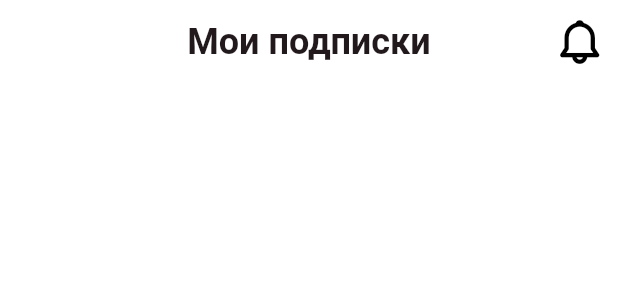
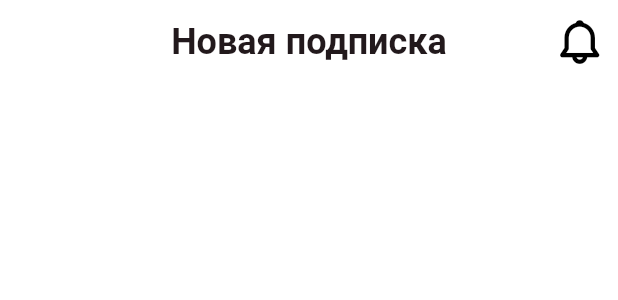
Before and after one commit to prosnake1/sub_notifier_app, a Flutter app: the SnAppBar widget shown alone on an empty page, opened directly, on a phone screen of 412 x 824 dp. Shown: the top 300 px of the screen. Run offline on Flutter 3.47's test engine with Material 3 defaults, Android fonts, the phone set to English and light mode, and no system bars; our stand-ins replace get_it, go_router, shared_preferences, talker_flutter; missing offline and left inert: slang; accounts and stored records are empty; generated files the repository leaves out were written again; Roboto replaces fonts that are missing (Arial); project files that could hold a hidden picture were left out.

Commit message:
fixed app bar + added change app theme

```diff
--- a/lib/app.dart
+++ b/lib/app.dart
@@ -1,4 +1,6 @@
 import 'package:flutter/material.dart';
+import 'package:sub_notifier_app/domain/repositories/user/user_repository.dart';
+import 'package:sub_notifier_app/locator/di.dart';
 import 'package:sub_notifier_app/routes/router.dart';
 import 'package:sub_notifier_app/theme/theme_data.dart';
 
@@ -7,9 +9,11 @@ class SubNotifierApp extends StatelessWidget {
 
   @override
   Widget build(BuildContext context) {
+    bool isDarkMode = getIt<UserRepository>().isDark;
     return MaterialApp.router(
       debugShowCheckedModeBanner: false,
-      theme: AppTheme.lightTheme,
+      theme: !isDarkMode ? AppTheme.lightTheme : AppTheme.darkTheme,
+      darkTheme: AppTheme.darkTheme,
       routerConfig: router,
     );
   }
--- a/lib/domain/repositories/user/user_repository.dart
+++ b/lib/domain/repositories/user/user_repository.dart
@@ -8,4 +8,12 @@ class UserRepository {
   Future<void> setWelcomeViewed(bool viewed) async {
     await preferences.setBool('welcomeViewed', viewed);
   }
+
+  bool get isViewed => preferences.getBool('welcomeViewed') ?? false;
+
+  Future<void> setDarkMode(bool isDarkMode) async {
+    await preferences.setBool('isDarkMode', isDarkMode);
+  }
+
+  bool get isDark => preferences.getBool('isDarkMode') ?? false;
 }
--- a/lib/features/add_subscription/view/add_subscription_screen.dart
+++ b/lib/features/add_subscription/view/add_subscription_screen.dart
@@ -1,4 +1,5 @@
 import 'package:flutter/material.dart';
+import 'package:sub_notifier_app/widgets/widgets.dart';
 
 class AddSubscriptionScreen extends StatefulWidget {
   const AddSubscriptionScreen({super.key});
@@ -10,6 +11,10 @@ class AddSubscriptionScreen extends StatefulWidget {
 class _AddSubscriptionScreenState extends State<AddSubscriptionScreen> {
   @override
   Widget build(BuildContext context) {
-    return const Scaffold();
+    return const Scaffold(
+      appBar: SnAppBar(
+        title: 'Новая подписка',
+      ),
+    );
   }
 }
--- a/lib/icons/sn_icons.dart
+++ b/lib/icons/sn_icons.dart
@@ -15,4 +15,8 @@ class SnIcons {
   static const IconData clipboard = IconData(0xe905, fontFamily: _snFamily);
   static const IconData github = IconData(0xe906, fontFamily: _snFamily);
   static const IconData language = IconData(0xe907, fontFamily: _snFamily);
+  static const IconData notification_off =
+      IconData(0xe908, fontFamily: _snFamily);
+  static const IconData moon = IconData(0xe909, fontFamily: _snFamily);
+  static const IconData chevron_left = IconData(0xe90a, fontFamily: _snFamily);
 }
--- a/lib/main.dart
+++ b/lib/main.dart
@@ -14,6 +14,7 @@ void main() async {
       final SharedPreferences preferences =
           await SharedPreferences.getInstance();
       setupLocator(preferences: preferences);
+
       runApp(TranslationProvider(child: const SubNotifierApp()));
     },
     (error, stack) {
--- a/lib/widgets/sn_appbar.dart
+++ b/lib/widgets/sn_appbar.dart
@@ -7,18 +7,32 @@ class SnAppBar extends StatelessWidget implements PreferredSizeWidget {
   const SnAppBar({
     super.key,
     required this.title,
+    this.notificationsEnabled = true,
+    this.leadingEnabled = false,
   });
   final String title;
+  final bool notificationsEnabled;
+  final bool leadingEnabled;
 
   @override
   Widget build(BuildContext context) {
     return AppBar(
-      actions: [
-        SnIconButton(
-          icon: Icon(SnIcons.notification),
-          onTap: () {},
-        ),
-      ],
+      actions: !notificationsEnabled
+          ? []
+          : [
+              SnIconButton(
+                icon: Icon(SnIcons.notification),
+                onTap: () {},
+              ),
+            ],
+      leading: !leadingEnabled
+          ? null
+          : SnIconButton(
+              icon: Icon(
+                SnIcons.chevron_left,
+              ),
+              onTap: () {},
+            ),
       backgroundColor: Colors.white,
       centerTitle: true,
       title: Text(
--- a/pubspec.yaml
+++ b/pubspec.yaml
@@ -20,6 +20,7 @@ dependencies:
   slang_flutter: ^4.7.0
   talker: ^4.9.2
   talker_flutter: ^4.9.2
+  flutter_bloc: ^9.1.1
 
   cupertino_icons: ^1.0.8
 
```
Also changed, not shown: lib/features/settings/view/settings_screen.dart (+12 -41 lines), lib/features/settings/widgets/settings_button.dart (+46 -4 lines), lib/features/welcome/view/welcome_screen.dart (+6 -1 lines), lib/theme/theme_data.dart (+13 -0 lines), lib/widgets/sn_navigation_bar.dart (+8 -4 lines), fonts/icons/sn_icons.ttf, pubspec.lock.
